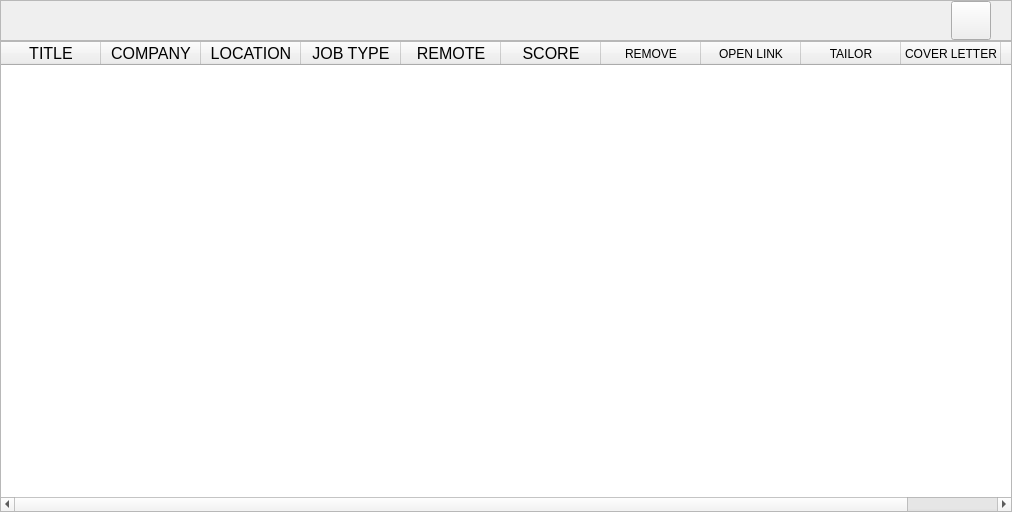
ozanpempegul/RoleMatcher, file views/pages/job_list/job_list/job_list_table.ui: the form before one commit.
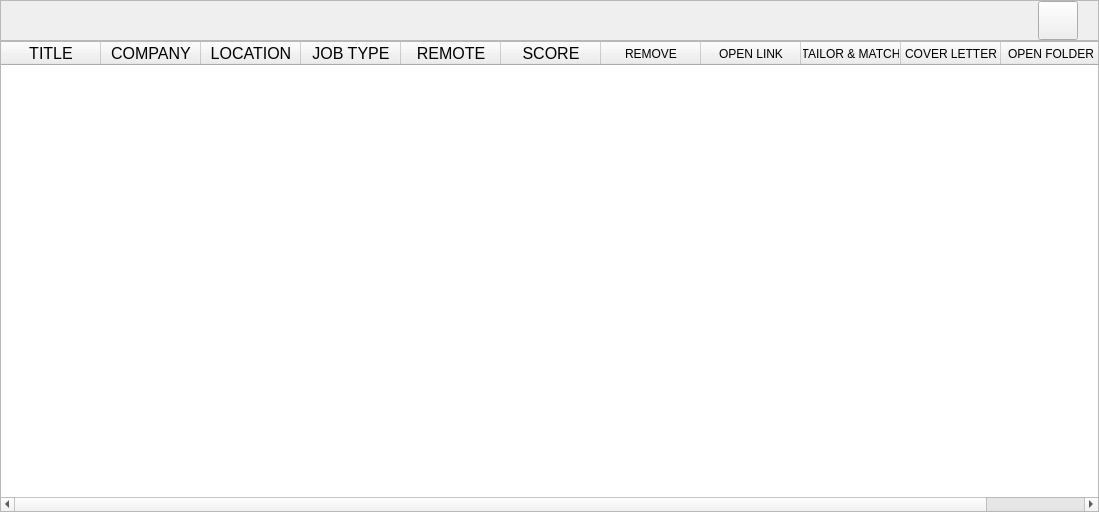
The form after the commit. Icons and pictures are not drawn.

Commit message: Add Open Folder button for tailored resumes and polish fetch/job list UI

```diff
--- a/views/pages/job_list/job_list/job_list_table.ui
+++ b/views/pages/job_list/job_list/job_list_table.ui
@@ -6,7 +6,7 @@
    <rect>
     <x>0</x>
     <y>0</y>
-    <width>1012</width>
+    <width>1099</width>
     <height>512</height>
    </rect>
   </property>
@@ -97,6 +97,9 @@
      <property name="showGrid">
       <bool>true</bool>
      </property>
+     <attribute name="horizontalHeaderMinimumSectionSize">
+      <number>32</number>
+     </attribute>
      <attribute name="horizontalHeaderDefaultSectionSize">
       <number>100</number>
      </attribute>
@@ -172,7 +175,7 @@
      </column>
      <column>
       <property name="text">
-       <string>TAILOR</string>
+       <string>TAILOR &amp; MATCH</string>
       </property>
      </column>
      <column>
@@ -182,7 +185,7 @@
      </column>
      <column>
       <property name="text">
-       <string/>
+       <string>OPEN FOLDER</string>
       </property>
      </column>
     </widget>
```
The commit also changes 12 other files.
